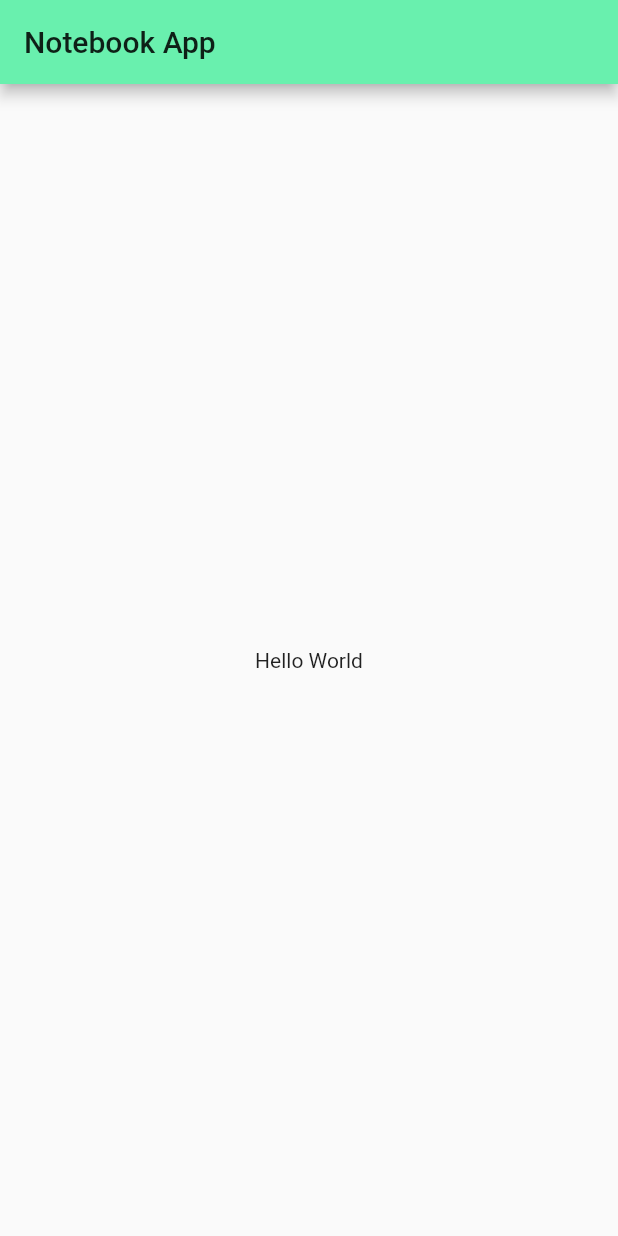
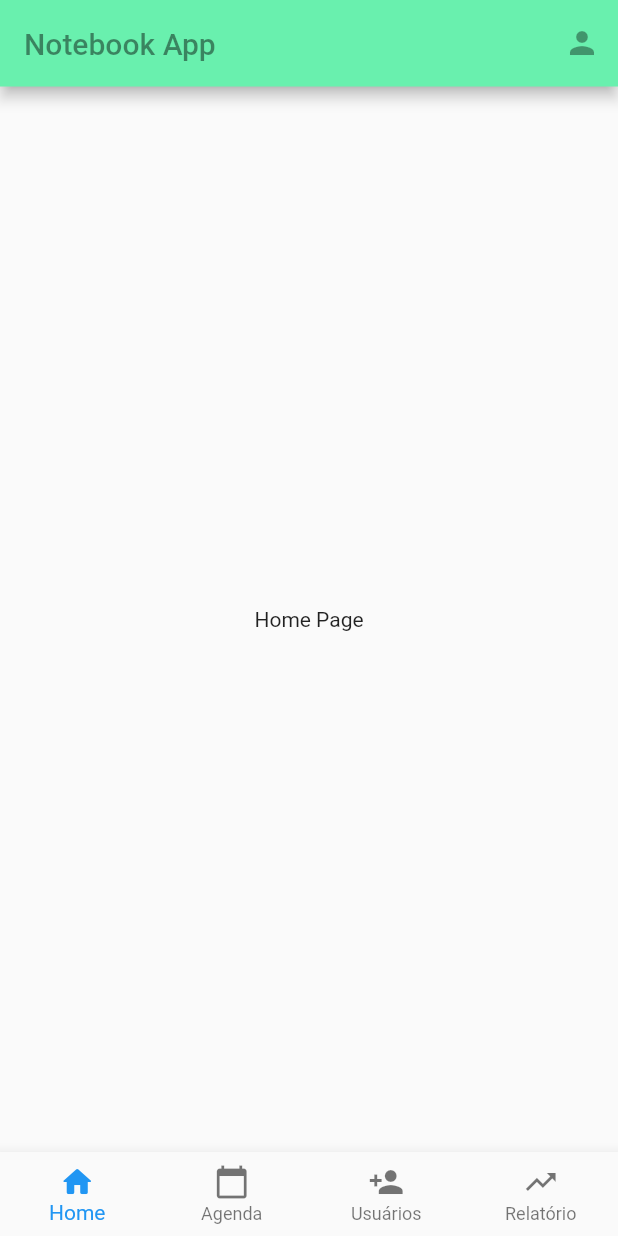
Before and after one commit to e-duarte/NotebookApp, a Flutter app: the screen it shows after launch, on a phone screen of 412 x 824 dp. Run offline on Flutter 3.47's test engine with Material 2 defaults, Android fonts, the phone set to English and light mode, and no system bars.

Commit message:
The main navigation was implemented

```diff
--- a/lib/app/app.dart
+++ b/lib/app/app.dart
@@ -1,5 +1,5 @@
 import 'package:flutter/material.dart';
-import 'package:notebook_app/app/pages/home.dart';
+import 'package:notebook_app/app/navigator_main.dart';
 
 class App extends StatelessWidget {
   @override
@@ -10,7 +10,7 @@ class App extends StatelessWidget {
       theme: ThemeData(
         primaryColor: Colors.greenAccent,
       ),
-      home: Home(),
+      home: BottomNavigatorHome(),
     );
   }
 }
--- /dev/null
+++ b/lib/app/navigator_main.dart
@@ -0,0 +1,64 @@
+import 'package:flutter/material.dart';
+import 'package:notebook_app/app/pages/home.dart';
+
+class BottomNavigatorHome extends StatefulWidget {
+  @override
+  _BottomNavigatorHomeState createState() => _BottomNavigatorHomeState();
+}
+
+class _BottomNavigatorHomeState extends State<BottomNavigatorHome> {
+  int _index = 0;
+  final labels = ['Home', 'Agenda', 'Usuários', 'Relatório'];
+
+  final icons = [
+    Icons.home_rounded,
+    Icons.calendar_today,
+    Icons.person_add,
+    Icons.trending_up,
+  ];
+
+  final List<Widget> screens = [
+    Home(
+      title: 'Home Page',
+    ),
+    Home(
+      title: 'Agenda Page',
+    ),
+    Home(
+      title: 'Usuários Page',
+    ),
+    Home(
+      title: 'Relatório Page',
+    ),
+  ];
+
+  @override
+  Widget build(BuildContext context) {
+    return Scaffold(
+      appBar: AppBar(
+        toolbarHeight: MediaQuery.of(context).size.height * 0.07,
+        title: Text(
+          'Notebook App',
+          style: TextStyle(color: Colors.black45),
+        ),
+        actions: [IconButton(icon: Icon(Icons.person))],
+      ),
+      body: screens[_index],
+      bottomNavigationBar: BottomNavigationBar(
+        type: BottomNavigationBarType.fixed,
+        currentIndex: _index,
+        onTap: (int index) {
+          setState(() {
+            _index = index;
+          });
+        },
+        items: List.generate(labels.length, (index) {
+          return BottomNavigationBarItem(
+            icon: Icon(icons[index]),
+            label: labels[index],
+          );
+        }),
+      ),
+    );
+  }
+}
--- a/lib/app/pages/home.dart
+++ b/lib/app/pages/home.dart
@@ -1,20 +1,14 @@
 import 'package:flutter/material.dart';
 
-class Home extends StatefulWidget {
-  @override
-  _HomeState createState() => _HomeState();
-}
+class Home extends StatelessWidget {
+  final title;
 
-class _HomeState extends State<Home> {
+  Home({this.title});
+
   @override
   Widget build(BuildContext context) {
-    return Scaffold(
-      appBar: AppBar(
-        title: Text('Notebook App'),
-      ),
-      body: Center(
-        child: Text('Hello World'),
-      ),
+    return Center(
+      child: Text(title),
     );
   }
 }
```
